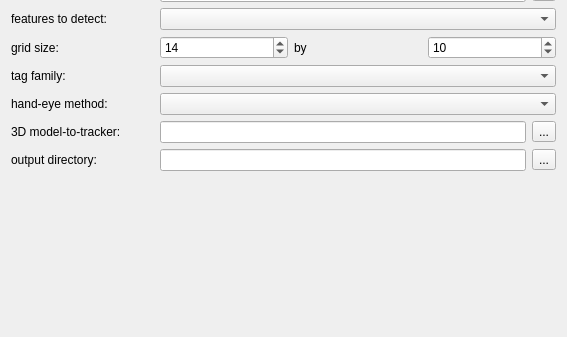
This is MITK/Plugins/uk.ac.ucl.cmic.igicameracal/src/internal/CameraCalViewPreferencePage.ui in NifTK/NifTK as Qt 5 draws it before an edit; both pictures show x 0 to 567 and y 166 to 503 of the 567 by 503 pixel window. The edited form follows.
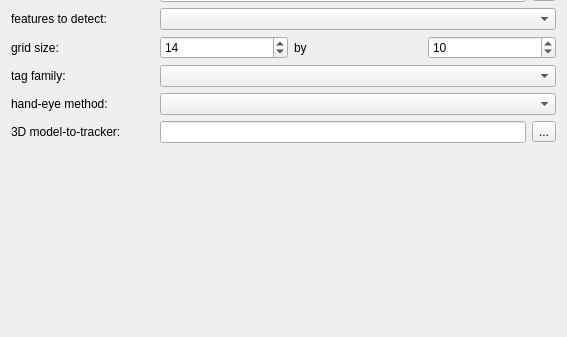
This is the edited form.

Commit message: Issue #4659: Remove output dir from prefs and provide dialog from view class

The edit to the form file:
```diff
--- a/MITK/Plugins/uk.ac.ucl.cmic.igicameracal/src/internal/CameraCalViewPreferencePage.ui
+++ b/MITK/Plugins/uk.ac.ucl.cmic.igicameracal/src/internal/CameraCalViewPreferencePage.ui
@@ -13,7 +13,7 @@
   <property name="windowTitle">
    <string>Form</string>
   </property>
-  <layout class="QHBoxLayout" name="horizontalLayout_8">
+  <layout class="QHBoxLayout" name="horizontalLayout_3">
    <item>
     <layout class="QFormLayout" name="formLayout">
      <item row="0" column="0">
@@ -245,27 +245,6 @@
        </item>
       </layout>
      </item>
-     <item row="11" column="0">
-      <widget class="QLabel" name="m_OutputDirectoryLabel">
-       <property name="text">
-        <string>output directory:</string>
-       </property>
-      </widget>
-     </item>
-     <item row="11" column="1">
-      <layout class="QHBoxLayout" name="horizontalLayout_3">
-       <item>
-        <widget class="QLineEdit" name="m_OutputDirectoryLineEdit"/>
-       </item>
-       <item>
-        <widget class="QToolButton" name="m_OutputDirectoryToolButton">
-         <property name="text">
-          <string>...</string>
-         </property>
-        </widget>
-       </item>
-      </layout>
-     </item>
     </layout>
    </item>
   </layout>
```
The commit also changes 3 other files.
